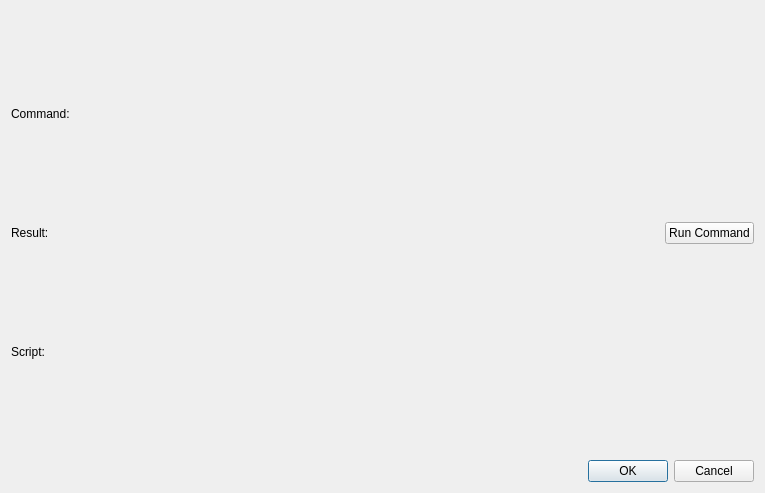
Old version of the form XMonitor/ui/StepScriptDialog.ui in the repository yewberry/yewtic.
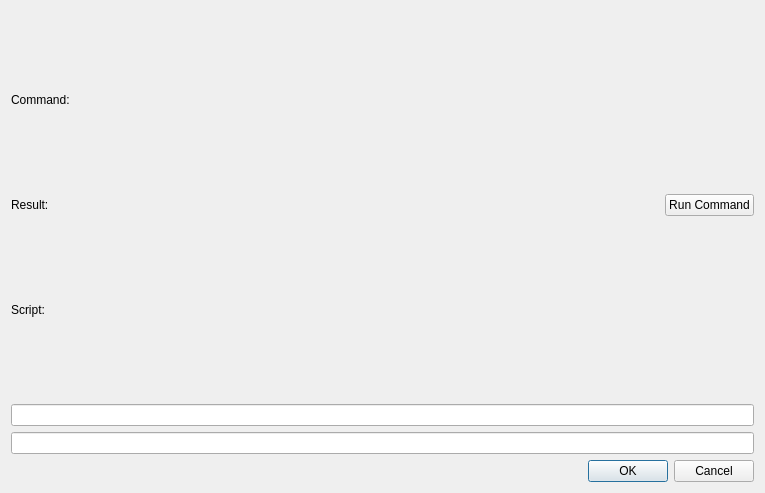
New version of the form.

```diff
--- a/XMonitor/ui/StepScriptDialog.ui
+++ b/XMonitor/ui/StepScriptDialog.ui
@@ -72,6 +72,12 @@
      </item>
     </layout>
    </item>
+   <item>
+    <widget class="QLineEdit" name="svrId"/>
+   </item>
+   <item>
+    <widget class="QLineEdit" name="stepId"/>
+   </item>
    <item>
     <widget class="QDialogButtonBox" name="buttonBox">
      <property name="standardButtons">
```
